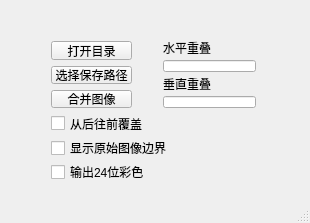
HiKapok/KImageMerge, file mainwindow.ui: the form before one commit.
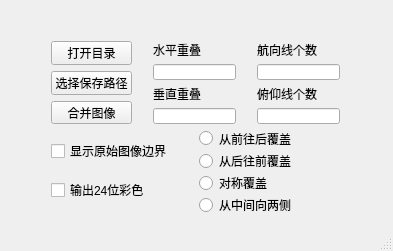
The form after the commit.

Diff of the .ui file:
```diff
--- a/mainwindow.ui
+++ b/mainwindow.ui
@@ -6,21 +6,21 @@
    <rect>
     <x>0</x>
     <y>0</y>
-    <width>310</width>
-    <height>223</height>
+    <width>393</width>
+    <height>251</height>
    </rect>
   </property>
   <property name="windowTitle">
    <string>MainWindow</string>
   </property>
   <widget class="QWidget" name="centralWidget">
-   <widget class="QWidget" name="">
+   <widget class="QWidget" name="layoutWidget">
     <property name="geometry">
      <rect>
       <x>40</x>
       <y>30</y>
-      <width>227</width>
-      <height>162</height>
+      <width>311</width>
+      <height>194</height>
      </rect>
     </property>
     <layout class="QVBoxLayout" name="verticalLayout_4">
@@ -88,6 +88,43 @@
          </item>
         </layout>
        </item>
+       <item>
+        <spacer name="horizontalSpacer_2">
+         <property name="orientation">
+          <enum>Qt::Horizontal</enum>
+         </property>
+         <property name="sizeHint" stdset="0">
+          <size>
+           <width>40</width>
+           <height>20</height>
+          </size>
+         </property>
+        </spacer>
+       </item>
+       <item>
+        <layout class="QVBoxLayout" name="verticalLayout_5">
+         <item>
+          <widget class="QLabel" name="label_3">
+           <property name="text">
+            <string>航向线个数</string>
+           </property>
+          </widget>
+         </item>
+         <item>
+          <widget class="QLineEdit" name="editHCount"/>
+         </item>
+         <item>
+          <widget class="QLabel" name="label_4">
+           <property name="text">
+            <string>俯仰线个数</string>
+           </property>
+          </widget>
+         </item>
+         <item>
+          <widget class="QLineEdit" name="editVCount"/>
+         </item>
+        </layout>
+       </item>
       </layout>
      </item>
      <item>
@@ -104,27 +141,56 @@
       </spacer>
      </item>
      <item>
-      <layout class="QVBoxLayout" name="verticalLayout">
+      <layout class="QHBoxLayout" name="horizontalLayout_2">
        <item>
-        <widget class="QCheckBox" name="cbMergeType">
-         <property name="text">
-          <string>从后往前覆盖</string>
-         </property>
-        </widget>
+        <layout class="QVBoxLayout" name="verticalLayout_7">
+         <item>
+          <widget class="QCheckBox" name="cbShowLine">
+           <property name="text">
+            <string>显示原始图像边界</string>
+           </property>
+          </widget>
+         </item>
+         <item>
+          <widget class="QCheckBox" name="cbSaveColor">
+           <property name="text">
+            <string>输出24位彩色</string>
+           </property>
+          </widget>
+         </item>
+        </layout>
        </item>
        <item>
-        <widget class="QCheckBox" name="cbShowLine">
-         <property name="text">
-          <string>显示原始图像边界</string>
-         </property>
-        </widget>
-       </item>
-       <item>
-        <widget class="QCheckBox" name="cbSaveColor">
-         <property name="text">
-          <string>输出24位彩色</string>
-         </property>
-        </widget>
+        <layout class="QVBoxLayout" name="verticalLayout_6">
+         <item>
+          <widget class="QRadioButton" name="rbForward">
+           <property name="text">
+            <string>从前往后覆盖</string>
+           </property>
+          </widget>
+         </item>
+         <item>
+          <widget class="QRadioButton" name="rbBackward">
+           <property name="text">
+            <string>从后往前覆盖</string>
+           </property>
+          </widget>
+         </item>
+         <item>
+          <widget class="QRadioButton" name="rbSymmetry">
+           <property name="text">
+            <string>对称覆盖</string>
+           </property>
+          </widget>
+         </item>
+         <item>
+          <widget class="QRadioButton" name="rbCenterReflect">
+           <property name="text">
+            <string>从中间向两侧</string>
+           </property>
+          </widget>
+         </item>
+        </layout>
        </item>
       </layout>
      </item>
```
Left out of the diff: 3 changed lines with no effect on the pictures.
